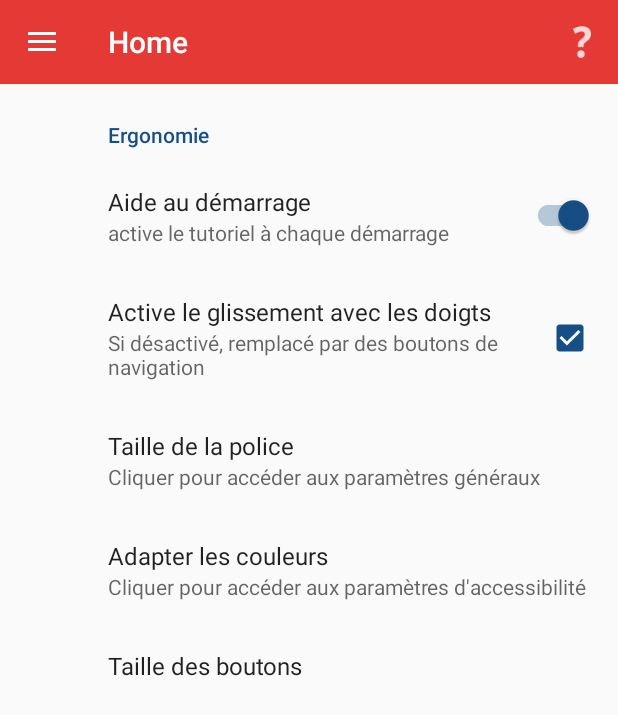
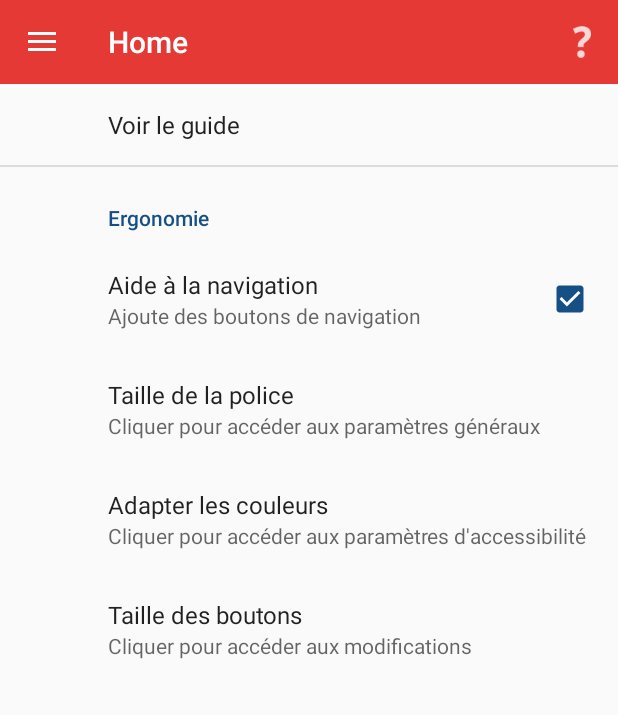
Before and after one commit to HandiPressante/HandiPressante-android, an Android app: the fragment SettingsFragment placed in its activity, on a phone screen of 412 x 824 dp. Shown: the top 715 px of the screen. Run offline under Robolectric (Android 15) with nearby library versions, the phone set to English and light mode, and no system bars; our stand-ins replace androidx.preference; libraries missing offline, so code that uses them is left out: org.osmdroid, org.osmdroid.util; 3 statements that could not run were skipped.

Commit message:
Settings cleanup

```diff
--- a/app/src/main/java/fr/handipressante/app/SettingsFragment.java
+++ b/app/src/main/java/fr/handipressante/app/SettingsFragment.java
@@ -20,16 +20,11 @@ import android.widget.Toast;
 /**
  * Created by Nico on 19/10/2015.
  */
-public class SettingsFragment extends PreferenceFragmentCompat implements
-        SharedPreferences.OnSharedPreferenceChangeListener {
-
-    private Context myContext;
-    SharedPreferences mPrefs;
+public class SettingsFragment extends PreferenceFragmentCompat {
 
     @Override
     public void onStart(){
         super.onStart();
-        mPrefs = PreferenceManager.getDefaultSharedPreferences(getActivity());
     }
 
     @Override
@@ -37,12 +32,6 @@ public class SettingsFragment extends PreferenceFragmentCompat implements
         super.onCreate(savedInstanceState);
         addPreferencesFromResource(R.xml.settings);
 
-        for (int i = 0; i < getPreferenceScreen().getPreferenceCount(); i++) {
-            initSummary(getPreferenceScreen().getPreference(i));
-        }
-
-        //List Preferences TODO: needs to be final?,
-        //
         final ListPreference buttonSize = (ListPreference) findPreference("button_size");
         if(buttonSize != null)
         {
@@ -57,6 +46,15 @@ public class SettingsFragment extends PreferenceFragmentCompat implements
                 }
             });
         }
+
+        getPreferenceManager().findPreference("tuto").setOnPreferenceClickListener(new Preference.OnPreferenceClickListener() {
+            @Override
+            public boolean onPreferenceClick(Preference preference) {
+                Intent intent = new Intent(getActivity(), FirstRun.class);
+                startActivity(intent);
+                return false;
+            }
+        });
 
         getPreferenceManager().findPreference("font_size").setOnPreferenceClickListener(new Preference.OnPreferenceClickListener() {
             @Override
@@ -82,46 +80,8 @@ public class SettingsFragment extends PreferenceFragmentCompat implements
 
     }
 
-
     @Override
     public void onResume() {
         super.onResume();
-        // Set up a listener whenever a key changes
-        getPreferenceScreen().getSharedPreferences()
-                .registerOnSharedPreferenceChangeListener(this);
-    }
-
-
-    @Override
-    public void onSharedPreferenceChanged(SharedPreferences sharedPreferences, String key) {
-        updatePreferences(findPreference(key));
-    }
-
-    private void initSummary(Preference p) {
-        if (p instanceof PreferenceCategory) {
-            PreferenceCategory cat = (PreferenceCategory) p;
-            for (int i = 0; i < cat.getPreferenceCount(); i++) {
-                initSummary(cat.getPreference(i));
-            }
-        } else {
-            updatePreferences(p);
-        }
-    }
-
-    private void updatePreferences(Preference p) {
-        if (p instanceof ListPreference) {
-            ListPreference listPref = (ListPreference) p;
-            p.setSummary(listPref.getEntry());
-        }
-
-        if (p instanceof CheckBoxPreference) {
-            CheckBoxPreference checkPref = (CheckBoxPreference) p;
-            ((CheckBoxPreference) p).setChecked(checkPref.isChecked());
-        }
-
-        if (p instanceof SwitchPreferenceCompat) {
-            SwitchPreferenceCompat switchPref = (SwitchPreferenceCompat) p;
-            ((SwitchPreferenceCompat) p).setChecked(switchPref.isChecked());
-        }
     }
 }
--- a/app/src/main/res/xml/settings.xml
+++ b/app/src/main/res/xml/settings.xml
@@ -1,32 +1,31 @@
 <?xml version="1.0" encoding="utf-8"?>
 <PreferenceScreen xmlns:android="http://schemas.android.com/apk/res/android">
+    <Preference
+        android:key="tuto"
+        android:title="Voir le guide" />
+
     <PreferenceCategory
         android:title="Ergonomie"
         android:key="acessibility">
-        <SwitchPreferenceCompat
-            android:key="first_run"
-            android:title="Aide au démarrage"
-            android:summary="active le tutoriel à chaque démarrage"
-            android:defaultValue="true"
-            android:switchTextOn="On"
-            android:switchTextOff="Off"/>
+
         <CheckBoxPreference
-            android:key="slide"
-            android:title="Active le glissement avec les doigts"
-            android:summary="Si désactivé, remplacé par des boutons de navigation"
+            android:key="scroll_help"
+            android:title="Aide à la navigation"
+            android:summary="Ajoute des boutons de navigation"
             android:defaultValue="true"/>
+
         <Preference
             android:key="font_size"
             android:title="Taille de la police"
             android:summary="Cliquer pour accéder aux paramètres généraux"
-            android:defaultValue="false">
-        </Preference>/>
+            android:defaultValue="false" />
+
         <Preference
             android:key="color"
             android:title="Adapter les couleurs"
             android:summary="Cliquer pour accéder aux paramètres d'accessibilité"
-            android:defaultValue="false">
-        </Preference>/>
+            android:defaultValue="false" />
+
         <ListPreference
             android:key="button_size"
             android:dialogTitle="Dimension des boutons"
@@ -34,7 +33,6 @@
             android:entryValues="@array/array_settings_size_values"
             android:title="Taille des boutons"
             android:summary="@string/button_size_value"
-            android:defaultValue="false">
-        </ListPreference>/>
+            android:defaultValue="false" />
     </PreferenceCategory>
 </PreferenceScreen>
```
